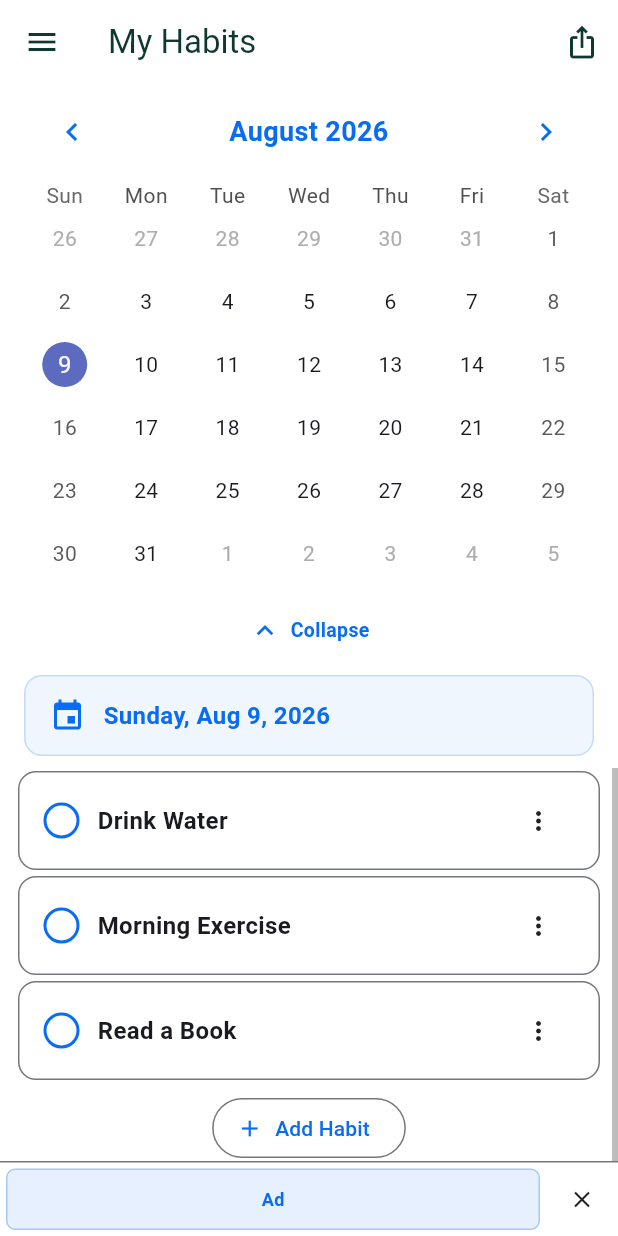
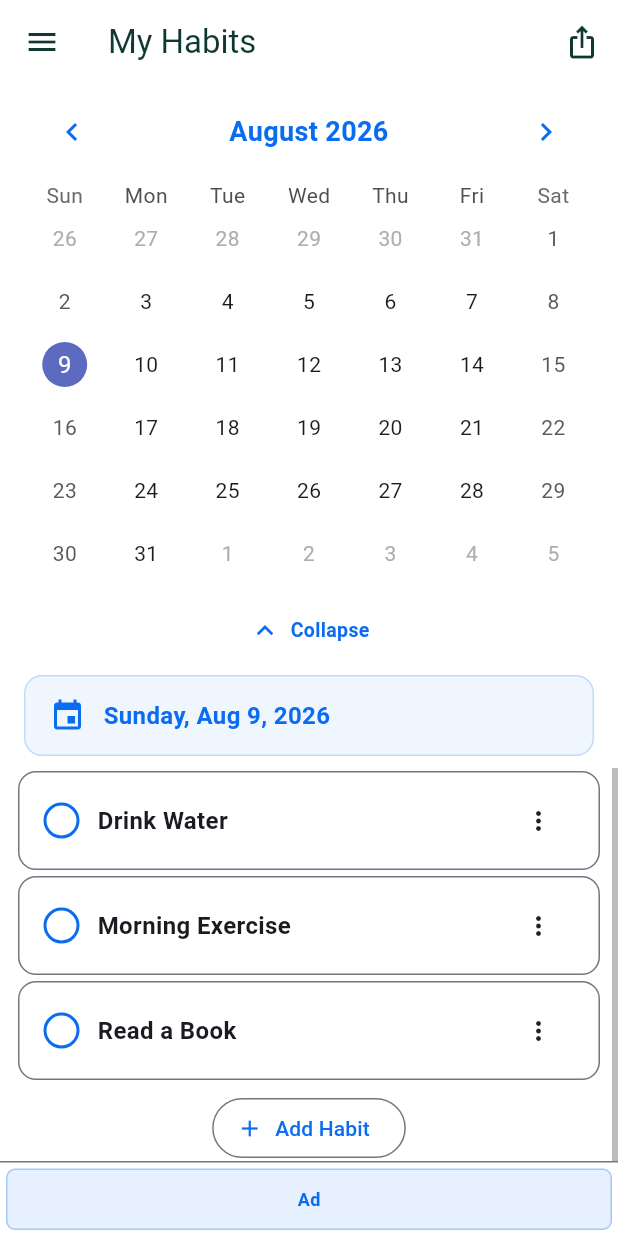
Before and after one commit to ahgnodmik/Habittab, a Flutter app: the screen it shows after launch, on a phone screen of 412 x 824 dp. Run offline on Flutter 3.47's test engine with Material 3 defaults, Android fonts, the phone set to English and light mode, and no system bars; drawn by our look-alikes of table_calendar; our stand-ins replace google_mobile_ads, package_info_plus, share_plus, shared_preferences; missing offline and left inert: home_widget; network calls fail.

Commit message:
Make ad banner non-dismissible
Remove the banner close (X) button so the bottom ad stays visible; the
ad now spans the full banner width. Verified on device: tapping the old
X location no longer hides the banner.

Co-Authored-By: Claude Fable 5 <noreply@anthropic.com>

```diff
--- a/lib/pages/habit_list_page.dart
+++ b/lib/pages/habit_list_page.dart
@@ -1278,9 +1278,6 @@ class _HabitListPageState extends State<HabitListPage>
                     ),
                   ),
                 ),
-                child: Row(
-                  children: [
-                    Expanded(
                 child: Container(
                   margin: const EdgeInsets.all(4),
                   child:
@@ -1308,22 +1305,6 @@ class _HabitListPageState extends State<HabitListPage>
                           ),
                 ),
               ),
-                    IconButton(
-                      onPressed: () => setState(() => _showAdBanner = false),
-                      icon: Icon(
-                        Icons.close,
-                        color: Theme.of(context).iconTheme.color,
-                        size: 18,
-                      ),
-                      padding: EdgeInsets.zero,
-                      constraints: const BoxConstraints(
-                        minWidth: 32,
-                        minHeight: 32,
-                      ),
-                    ),
-                  ],
-                ),
-              ),
             ),
         ],
       ),
```
Lines whose indentation alone changed are shown as unchanged.
